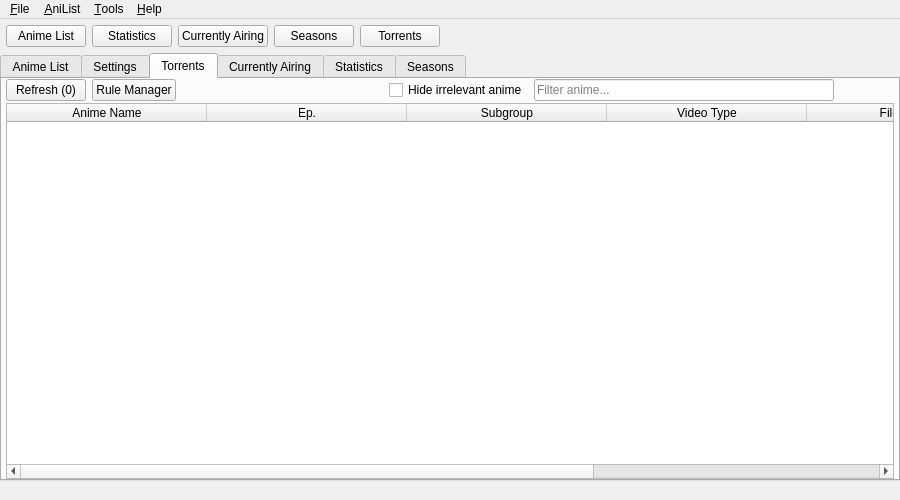
This is src/gui/mainwindow.ui in killmaster/Shinjiru as Qt 5 draws it before an edit. The edited form follows.
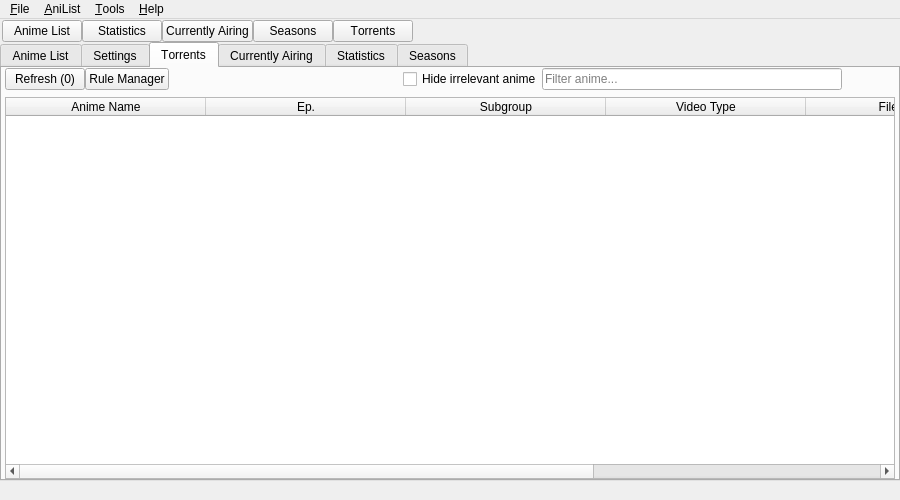
This is the edited form. The open tabs and pages were chosen to show the change.

Commit message: Normalize margins & add search box stuff

Diff of the .ui file:
```diff
--- a/src/gui/mainwindow.ui
+++ b/src/gui/mainwindow.ui
@@ -10,6 +10,13 @@
     <height>500</height>
    </rect>
   </property>
+  <property name="font">
+   <font>
+    <family>Segoe UI</family>
+    <stylestrategy>PreferAntialias</stylestrategy>
+    <kerning>false</kerning>
+   </font>
+  </property>
   <property name="windowTitle">
    <string>Shinjiru</string>
   </property>
@@ -33,17 +40,20 @@
     <item>
      <widget class="QWidget" name="navigationBar" native="true">
       <layout class="QHBoxLayout" name="HorizontalLayout">
+       <property name="spacing">
+        <number>0</number>
+       </property>
        <property name="leftMargin">
-        <number>6</number>
+        <number>2</number>
        </property>
        <property name="topMargin">
-        <number>6</number>
+        <number>1</number>
        </property>
        <property name="rightMargin">
-        <number>6</number>
+        <number>2</number>
        </property>
        <property name="bottomMargin">
-        <number>6</number>
+        <number>0</number>
        </property>
        <item>
         <widget class="QPushButton" name="animeButton">
@@ -564,25 +574,31 @@
          <number>2</number>
         </property>
         <property name="leftMargin">
-         <number>4</number>
+         <number>3</number>
         </property>
         <property name="topMargin">
          <number>0</number>
         </property>
         <property name="rightMargin">
-         <number>4</number>
+         <number>3</number>
         </property>
         <property name="bottomMargin">
          <number>0</number>
         </property>
         <item>
          <layout class="QHBoxLayout" name="horizontalLayout">
+          <property name="spacing">
+           <number>0</number>
+          </property>
           <property name="leftMargin">
            <number>0</number>
           </property>
           <property name="rightMargin">
            <number>0</number>
           </property>
+          <property name="bottomMargin">
+           <number>5</number>
+          </property>
           <item>
            <widget class="QPushButton" name="refreshButton">
             <property name="text">
@@ -645,7 +661,7 @@
           <item>
            <layout class="QHBoxLayout" name="horizontalLayout_10">
             <property name="leftMargin">
-             <number>60</number>
+             <number>53</number>
             </property>
            </layout>
           </item>
```
Left out of the diff: 16 changed lines with no effect on the pictures. The commit also changes 5 other files.
